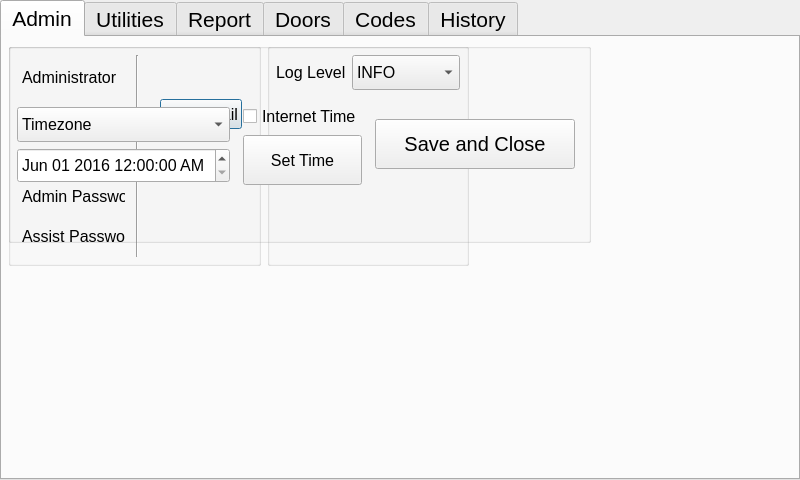
This is Key/frmadmininfo.ui in BuzzSiler/keycodebox-key as Qt 5 draws it before an edit. The edited form follows.
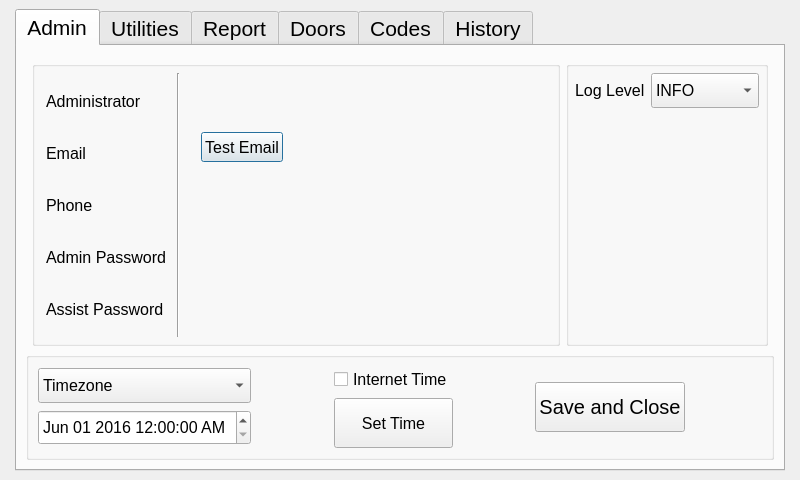
This is the edited form. The open tabs and pages were chosen to show the change. Custom widgets are drawn as their Qt base class.

Patch:
```diff
--- a/Key/frmadmininfo.ui
+++ b/Key/frmadmininfo.ui
@@ -19,16 +19,22 @@
     <verstretch>0</verstretch>
    </sizepolicy>
   </property>
+  <property name="minimumSize">
+   <size>
+    <width>800</width>
+    <height>480</height>
+   </size>
+  </property>
   <property name="maximumSize">
    <size>
-    <width>848</width>
+    <width>800</width>
     <height>480</height>
    </size>
   </property>
   <property name="baseSize">
    <size>
-    <width>800</width>
-    <height>480</height>
+    <width>0</width>
+    <height>0</height>
    </size>
   </property>
   <property name="windowTitle">
@@ -37,18 +43,18 @@
   <property name="modal">
    <bool>false</bool>
   </property>
-  <layout class="QVBoxLayout" name="verticalLayout_10">
+  <layout class="QHBoxLayout" name="horizontalLayout_6">
    <property name="leftMargin">
-    <number>0</number>
+    <number>15</number>
    </property>
    <property name="topMargin">
-    <number>0</number>
+    <number>9</number>
    </property>
    <property name="rightMargin">
-    <number>0</number>
+    <number>15</number>
    </property>
    <property name="bottomMargin">
-    <number>0</number>
+    <number>9</number>
    </property>
    <item>
     <widget class="QTabWidget" name="tabWidget">
@@ -60,14 +66,14 @@
      </property>
      <property name="minimumSize">
       <size>
-       <width>800</width>
-       <height>480</height>
+       <width>0</width>
+       <height>0</height>
       </size>
      </property>
      <property name="maximumSize">
       <size>
-       <width>848</width>
-       <height>480</height>
+       <width>16777215</width>
+       <height>16777215</height>
       </size>
      </property>
      <property name="font">
@@ -82,21 +88,14 @@
       <enum>QTabWidget::Rounded</enum>
      </property>
      <property name="currentIndex">
-      <number>3</number>
+      <number>1</number>
      </property>
      <widget class="QWidget" name="tabAdministrator">
       <attribute name="title">
        <string>Admin</string>
       </attribute>
-      <widget class="QWidget" name="layoutWidget">
-       <property name="geometry">
-        <rect>
-         <x>0</x>
-         <y>0</y>
-         <width>473</width>
-         <height>235</height>
-        </rect>
-       </property>
+      <layout class="QVBoxLayout" name="verticalLayout_15">
+       <item>
        <layout class="QHBoxLayout" name="hloSettingsUtilities">
         <property name="sizeConstraint">
          <enum>QLayout::SetMaximumSize</enum>
@@ -111,7 +110,7 @@
          <number>6</number>
         </property>
         <property name="bottomMargin">
-         <number>6</number>
+          <number>0</number>
         </property>
         <item>
          <widget class="QGroupBox" name="gpAdminInfo">
@@ -304,8 +303,8 @@
                  </property>
                  <property name="maximumSize">
                   <size>
-                   <width>100</width>
-                   <height>27</height>
+                    <width>16777215</width>
+                    <height>30</height>
                   </size>
                  </property>
                  <property name="font">
@@ -364,6 +363,19 @@
              </item>
             </layout>
            </item>
+            <item>
+             <spacer name="horizontalSpacer_5">
+              <property name="orientation">
+               <enum>Qt::Horizontal</enum>
+              </property>
+              <property name="sizeHint" stdset="0">
+               <size>
+                <width>40</width>
+                <height>20</height>
+               </size>
+              </property>
+             </spacer>
+            </item>
           </layout>
          </widget>
         </item>
@@ -464,71 +476,21 @@
          </widget>
         </item>
        </layout>
-      </widget>
-      <widget class="QWidget" name="layoutWidget">
-       <property name="geometry">
-        <rect>
-         <x>0</x>
-         <y>0</y>
-         <width>595</width>
-         <height>212</height>
-        </rect>
-       </property>
-       <layout class="QHBoxLayout" name="hloTimeSaveClose">
-        <property name="sizeConstraint">
-         <enum>QLayout::SetMaximumSize</enum>
-        </property>
-        <property name="leftMargin">
-         <number>6</number>
-        </property>
-        <property name="topMargin">
-         <number>6</number>
-        </property>
-        <property name="rightMargin">
-         <number>6</number>
-        </property>
-        <property name="bottomMargin">
-         <number>6</number>
-        </property>
+       </item>
         <item>
          <widget class="QGroupBox" name="gbTimeSaveClose">
           <property name="minimumSize">
            <size>
             <width>0</width>
-            <height>200</height>
+           <height>0</height>
            </size>
           </property>
           <property name="title">
            <string/>
           </property>
-          <layout class="QHBoxLayout" name="horizontalLayout_12">
-           <property name="leftMargin">
-            <number>6</number>
-           </property>
-           <property name="topMargin">
-            <number>6</number>
-           </property>
-           <property name="rightMargin">
-            <number>6</number>
-           </property>
-           <property name="bottomMargin">
-            <number>6</number>
-           </property>
+         <layout class="QHBoxLayout" name="horizontalLayout_7">
            <item>
             <layout class="QVBoxLayout" name="verticalLayout_12">
-             <item>
-              <spacer name="verticalSpacer_3">
-               <property name="orientation">
-                <enum>Qt::Vertical</enum>
-               </property>
-               <property name="sizeHint" stdset="0">
-                <size>
-                 <width>20</width>
-                 <height>40</height>
-                </size>
-               </property>
-              </spacer>
-             </item>
              <item>
               <widget class="QComboBox" name="cbTimeZone">
                <property name="sizePolicy">
@@ -543,6 +505,12 @@
                  <height>35</height>
                 </size>
                </property>
+              <property name="maximumSize">
+               <size>
+                <width>16777215</width>
+                <height>35</height>
+               </size>
+              </property>
                <property name="font">
                 <font>
                  <pointsize>12</pointsize>
@@ -563,6 +531,12 @@
                  <height>35</height>
                 </size>
                </property>
+              <property name="maximumSize">
+               <size>
+                <width>16777215</width>
+                <height>35</height>
+               </size>
+              </property>
                <property name="font">
                 <font>
                  <pointsize>12</pointsize>
@@ -605,19 +579,6 @@
                </property>
               </widget>
              </item>
-             <item>
-              <spacer name="verticalSpacer_4">
-               <property name="orientation">
-                <enum>Qt::Vertical</enum>
-               </property>
-               <property name="sizeHint" stdset="0">
-                <size>
-                 <width>20</width>
-                 <height>40</height>
-                </size>
-               </property>
-              </spacer>
-             </item>
             </layout>
            </item>
            <item>
@@ -635,19 +596,6 @@
            </item>
            <item>
             <layout class="QVBoxLayout" name="verticalLayout_13">
-             <item>
-              <spacer name="verticalSpacer_5">
-               <property name="orientation">
-                <enum>Qt::Vertical</enum>
-               </property>
-               <property name="sizeHint" stdset="0">
-                <size>
-                 <width>20</width>
-                 <height>40</height>
-                </size>
-               </property>
-              </spacer>
-             </item>
              <item>
               <widget class="QCheckBox" name="cbInternetTime">
                <property name="font">
@@ -671,6 +619,12 @@
                  <height>50</height>
                 </size>
                </property>
+              <property name="maximumSize">
+               <size>
+                <width>16777215</width>
+                <height>50</height>
+               </size>
+              </property>
                <property name="font">
                 <font>
                  <pointsize>12</pointsize>
@@ -681,19 +635,6 @@
                </property>
               </widget>
              </item>
-             <item>
-              <spacer name="verticalSpacer_6">
-               <property name="orientation">
-                <enum>Qt::Vertical</enum>
-               </property>
-               <property name="sizeHint" stdset="0">
-                <size>
-                 <width>20</width>
-                 <height>40</height>
-                </size>
-               </property>
-              </spacer>
-             </item>
             </layout>
            </item>
            <item>
@@ -710,10 +651,18 @@
             </spacer>
            </item>
            <item>
+           <layout class="QVBoxLayout" name="verticalLayout_10">
+            <item>
             <widget class="QPushButton" name="btnDone">
              <property name="minimumSize">
               <size>
-               <width>200</width>
+                <width>0</width>
+                <height>50</height>
+               </size>
+              </property>
+              <property name="maximumSize">
+               <size>
+                <width>16777215</width>
                <height>50</height>
               </size>
              </property>
@@ -727,6 +676,8 @@
              </property>
             </widget>
            </item>
+           </layout>
+          </item>
            <item>
             <spacer name="horizontalSpacer_4">
              <property name="orientation">
@@ -745,7 +696,6 @@
         </item>
        </layout>
       </widget>
-     </widget>
      <widget class="QWidget" name="tabUtilities">
       <property name="styleSheet">
        <string notr="true">QTabWidget::tab:disabled { width: 0; height: 0; margin: 0; padding: 0; border: none; }</string>
@@ -753,15 +703,20 @@
       <attribute name="title">
        <string>Utilities</string>
       </attribute>
-      <widget class="QWidget" name="layoutWidget">
-       <property name="geometry">
-        <rect>
-         <x>0</x>
-         <y>0</y>
-         <width>630</width>
-         <height>166</height>
-        </rect>
+      <layout class="QVBoxLayout" name="verticalLayout_16">
+       <property name="leftMargin">
+        <number>0</number>
        </property>
+       <property name="topMargin">
+        <number>0</number>
+       </property>
+       <property name="rightMargin">
+        <number>0</number>
+       </property>
+       <property name="bottomMargin">
+        <number>0</number>
+       </property>
+       <item>
        <layout class="QHBoxLayout" name="hloDisplayNetworkSystem">
         <property name="sizeConstraint">
          <enum>QLayout::SetMaximumSize</enum>
@@ -776,7 +731,7 @@
          <number>6</number>
         </property>
         <property name="bottomMargin">
-         <number>6</number>
+          <number>0</number>
         </property>
         <item>
          <widget class="QGroupBox" name="gbDisplay">
@@ -1070,16 +1025,8 @@
          </widget>
         </item>
        </layout>
-      </widget>
-      <widget class="QWidget" name="layoutWidget">
-       <property name="geometry">
-        <rect>
-         <x>0</x>
-         <y>0</y>
-         <width>387</width>
-         <height>257</height>
-        </rect>
-       </property>
+       </item>
+       <item>
        <layout class="QHBoxLayout" name="hloActionsUsbDrive">
         <property name="sizeConstraint">
          <enum>QLayout::SetMaximumSize</enum>
@@ -1088,7 +1035,7 @@
          <number>6</number>
         </property>
         <property name="topMargin">
-         <number>6</number>
+          <number>0</number>
         </property>
         <property name="rightMargin">
          <number>6</number>
@@ -1097,7 +1044,7 @@
          <number>6</number>
         </property>
         <item>
-         <widget class="QGroupBox" name="groupBox">
+          <widget class="QGroupBox" name="gbActions">
           <property name="font">
            <font>
             <pointsize>12</pointsize>
@@ -1127,7 +1074,7 @@
              <property name="sizeHint" stdset="0">
               <size>
                <width>20</width>
-               <height>40</height>
+                <height>10</height>
               </size>
              </property>
             </spacer>
@@ -1181,7 +1128,7 @@
             </widget>
            </item>
            <item>
-            <layout class="QHBoxLayout" name="horizontalLayout_6">
+             <layout class="QHBoxLayout" name="hloFormatSecurity">
              <item>
               <widget class="QComboBox" name="cbFileFormat">
                <property name="enabled">
@@ -1256,7 +1203,7 @@
              <property name="sizeHint" stdset="0">
               <size>
                <width>20</width>
-               <height>50</height>
+                <height>10</height>
               </size>
              </property>
             </spacer>
@@ -1269,7 +1216,7 @@
              <property name="minimumSize">
               <size>
                <width>0</width>
-               <height>60</height>
+                <height>50</height>
               </size>
              </property>
              <property name="font">
@@ -1329,13 +1276,13 @@
              <property name="sizeHint" stdset="0">
               <size>
                <width>20</width>
-               <height>40</height>
+                <height>10</height>
               </size>
              </property>
             </spacer>
            </item>
            <item>
-            <layout class="QHBoxLayout" name="horizontalLayout_7">
+             <layout class="QHBoxLayout" name="hloUsbDrives">
              <item>
               <widget class="QComboBox" name="cbUsbDrives">
                <property name="minimumSize">
@@ -1409,22 +1356,34 @@
          </widget>
         </item>
        </layout>
-      </widget>
+       </item>
+      </layout>
      </widget>
      <widget class="QWidget" name="tabReportWidget">
+      <property name="sizePolicy">
+       <sizepolicy hsizetype="Preferred" vsizetype="Preferred">
+        <horstretch>0</horstretch>
+        <verstretch>0</verstretch>
+       </sizepolicy>
+      </property>
       <attribute name="title">
        <string>Report</string>
       </attribute>
-      <widget class="QWidget" name="layoutWidget">
-       <property name="geometry">
-        <rect>
-         <x>0</x>
-         <y>0</y>
-         <width>100</width>
-         <height>30</height>
-        </rect>
+      <layout class="QHBoxLayout" name="horizontalLayout_13">
+       <property name="leftMargin">
+        <number>0</number>
        </property>
-       <layout class="QVBoxLayout" name="vloReportSettings">
+       <property name="topMargin">
+        <number>0</number>
+       </property>
+       <property name="rightMargin">
+        <number>0</number>
+       </property>
+       <property name="bottomMargin">
+        <number>0</number>
+       </property>
+       <item>
+        <layout class="QHBoxLayout" name="hloReportSettings">
         <property name="sizeConstraint">
          <enum>QLayout::SetMaximumSize</enum>
         </property>
@@ -1441,13 +1400,26 @@
          <number>6</number>
         </property>
        </layout>
-      </widget>
+       </item>
+      </layout>
      </widget>
      <widget class="QWidget" name="tabDoors">
       <attribute name="title">
        <string>Doors</string>
       </attribute>
       <layout class="QHBoxLayout" name="horizontalLayout_11">
+       <property name="leftMargin">
+        <number>0</number>
+       </property>
+       <property name="topMargin">
+        <number>0</number>
+       </property>
+       <property name="rightMargin">
+        <number>0</number>
+       </property>
+       <property name="bottomMargin">
+        <number>0</number>
+       </property>
        <item>
         <layout class="QVBoxLayout" name="vloSelectLocks">
          <property name="sizeConstraint">
```
Lines whose indentation alone changed are shown as unchanged.
